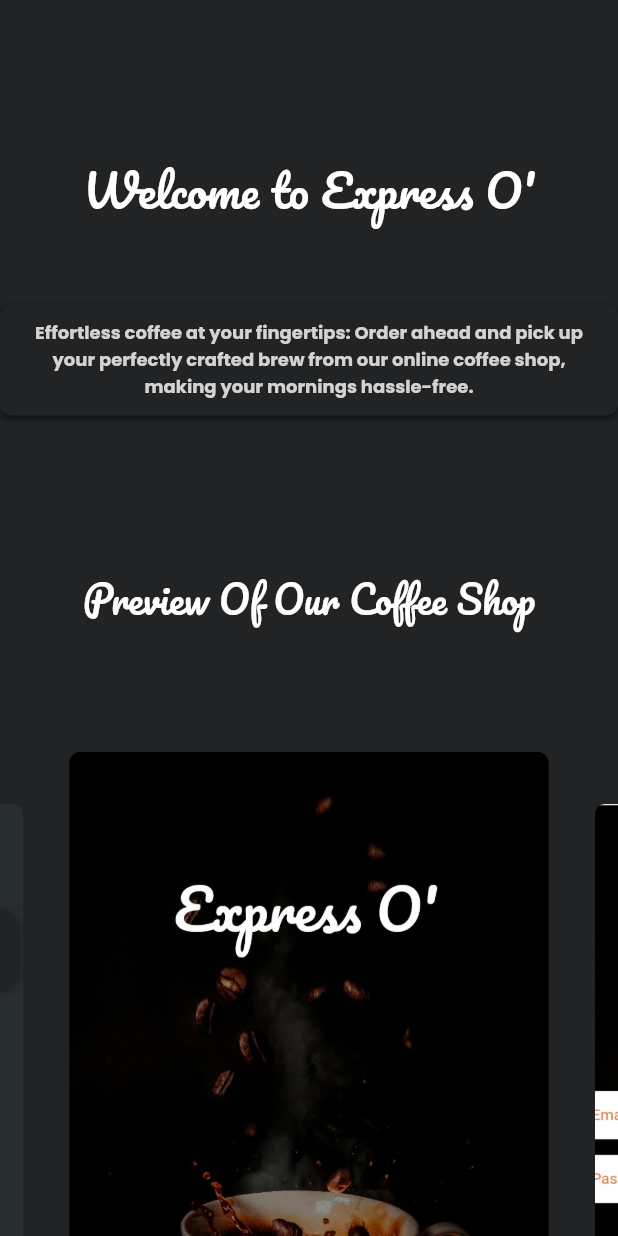
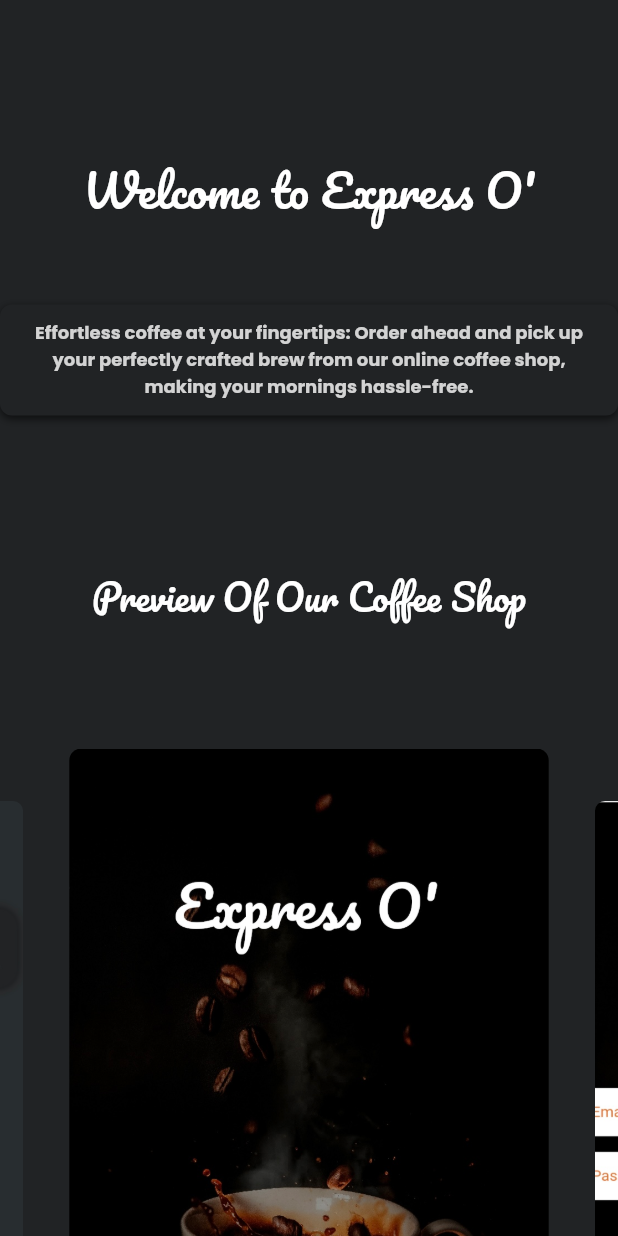
Before and after one commit to rvegarodz/Express_O, a Flutter app: the screen it shows after launch, on a phone screen of 412 x 824 dp. Run offline on Flutter 3.47's test engine with Material 2 defaults, Android fonts, the phone set to English and light mode, and no system bars; drawn by our look-alikes of carousel_slider; our stand-ins replace cloud_firestore, firebase_auth, firebase_core, google_fonts, logger; accounts and stored records are empty.

Commit message:
updating landing page

```diff
--- a/coffee_shop-main/lib/widgets/landing_page.dart
+++ b/coffee_shop-main/lib/widgets/landing_page.dart
@@ -71,7 +71,7 @@ class LandingPage extends StatelessWidget {
                 Text(
                   "Preview Of Our Coffee Shop",
                   style: GoogleFonts.pacifico(
-                      fontSize: 25, // Set a suitable font size for the heading
+                      fontSize: 24, // Set a suitable font size for the heading
                       color: Colors.white),
                   textAlign: TextAlign.center,
                 ),
```
